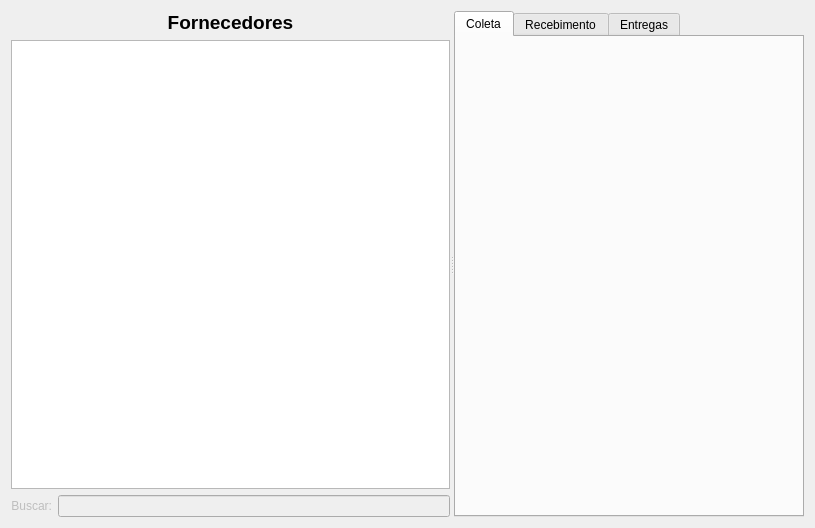
This is ui/widgetlogistica.ui in lellisls/ERP-STACCATO as Qt 5 draws it before an edit. The edited form follows.
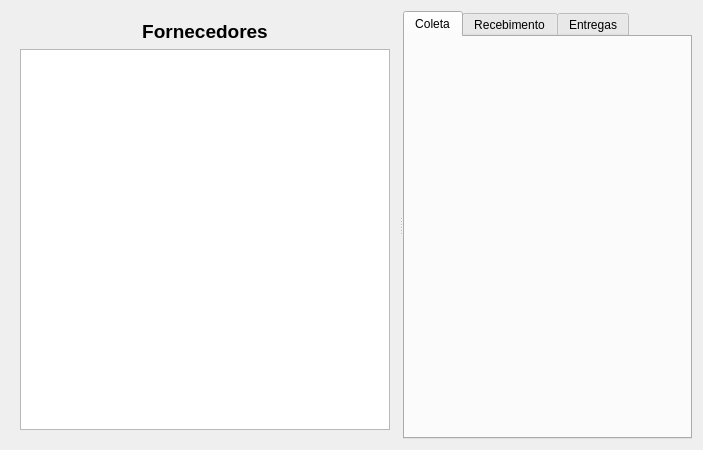
This is the edited form. Custom widgets are drawn as their Qt base class.

```diff
--- a/ui/widgetlogistica.ui
+++ b/ui/widgetlogistica.ui
@@ -6,8 +6,8 @@
    <rect>
     <x>0</x>
     <y>0</y>
-    <width>815</width>
-    <height>528</height>
+    <width>703</width>
+    <height>450</height>
    </rect>
   </property>
   <property name="windowTitle">
@@ -19,7 +19,7 @@
      <property name="orientation">
       <enum>Qt::Horizontal</enum>
      </property>
-     <widget class="QWidget" name="layoutWidget_2">
+     <widget class="QFrame" name="frameForn">
       <layout class="QGridLayout" name="gridLayout_34">
        <item row="0" column="0">
         <layout class="QHBoxLayout" name="horizontalLayout_3">
@@ -70,42 +70,6 @@
          </attribute>
         </widget>
        </item>
-       <item row="2" column="0">
-        <layout class="QHBoxLayout" name="horizontalLayout_4">
-         <item>
-          <widget class="QLabel" name="labelCompras_12">
-           <property name="enabled">
-            <bool>false</bool>
-           </property>
-           <property name="sizePolicy">
-            <sizepolicy hsizetype="Maximum" vsizetype="Preferred">
-             <horstretch>0</horstretch>
-             <verstretch>0</verstretch>
-            </sizepolicy>
-           </property>
-           <property name="text">
-            <string>Buscar:</string>
-           </property>
-           <property name="alignment">
-            <set>Qt::AlignRight|Qt::AlignTrailing|Qt::AlignVCenter</set>
-           </property>
-          </widget>
-         </item>
-         <item>
-          <widget class="QLineEdit" name="lineEditBuscaCompras_6">
-           <property name="enabled">
-            <bool>false</bool>
-           </property>
-           <property name="sizePolicy">
-            <sizepolicy hsizetype="Preferred" vsizetype="Fixed">
-             <horstretch>0</horstretch>
-             <verstretch>0</verstretch>
-            </sizepolicy>
-           </property>
-          </widget>
-         </item>
-        </layout>
-       </item>
       </layout>
      </widget>
      <widget class="QTabWidget" name="tabWidgetLogistica">
```
Left out of the diff: 2 changed lines with no effect on the pictures.
